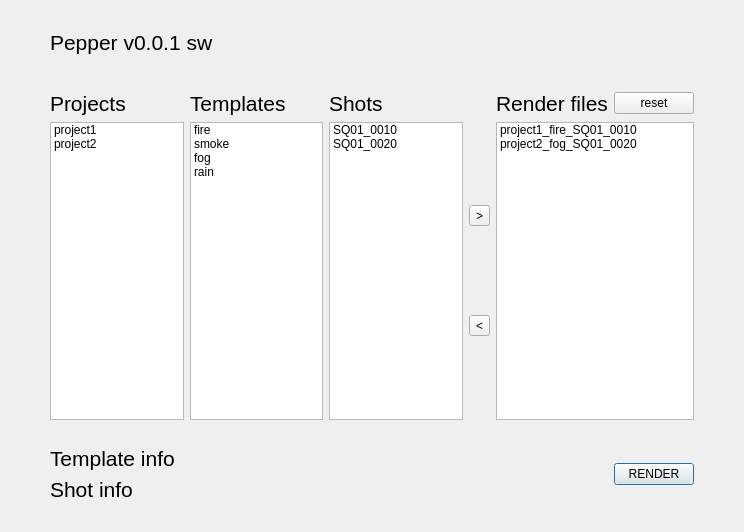
Above: ui_sw/main.ui from NetflixVFX-Ac/BlackPepper before the change. Below: the same form after it.
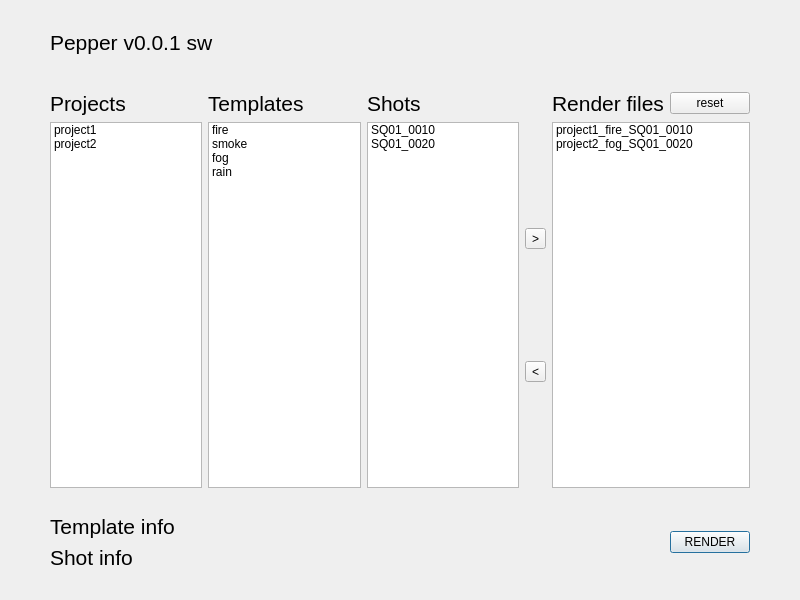
That is the form after the change.

What changed in the file:
```diff
--- a/ui_sw/main.ui
+++ b/ui_sw/main.ui
@@ -2,12 +2,15 @@
 <ui version="4.0">
  <class>Dialog</class>
  <widget class="QDialog" name="Dialog">
+  <property name="enabled">
+   <bool>true</bool>
+  </property>
   <property name="geometry">
    <rect>
     <x>0</x>
     <y>0</y>
-    <width>744</width>
-    <height>532</height>
+    <width>800</width>
+    <height>600</height>
    </rect>
   </property>
   <property name="windowTitle">
```
